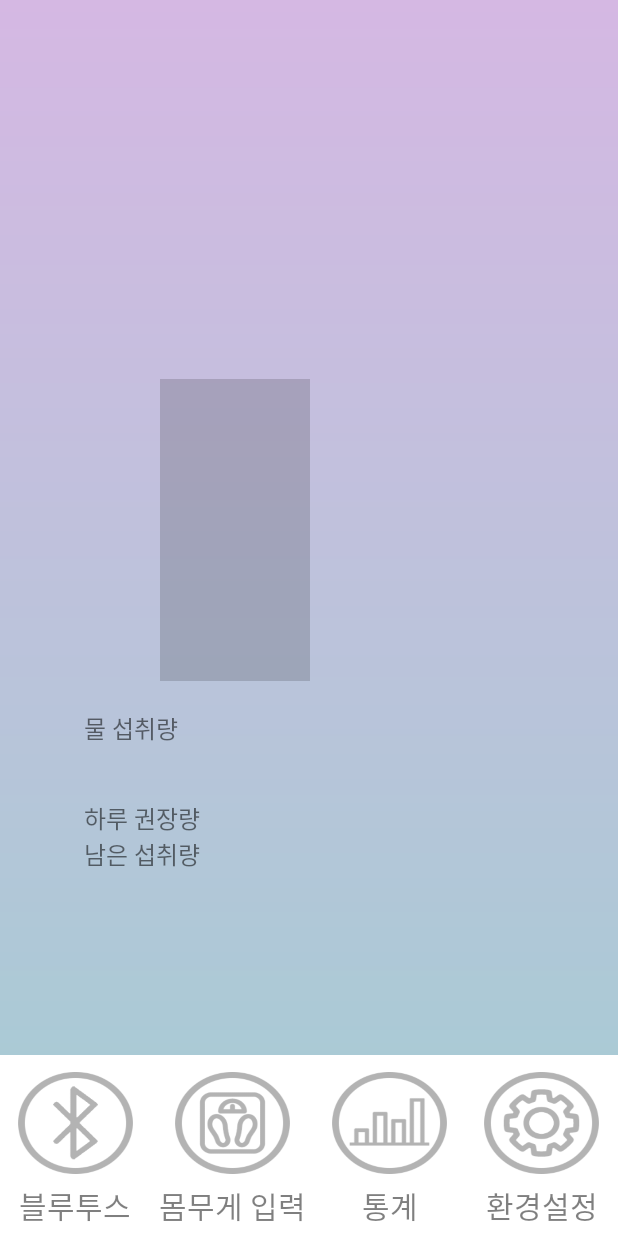
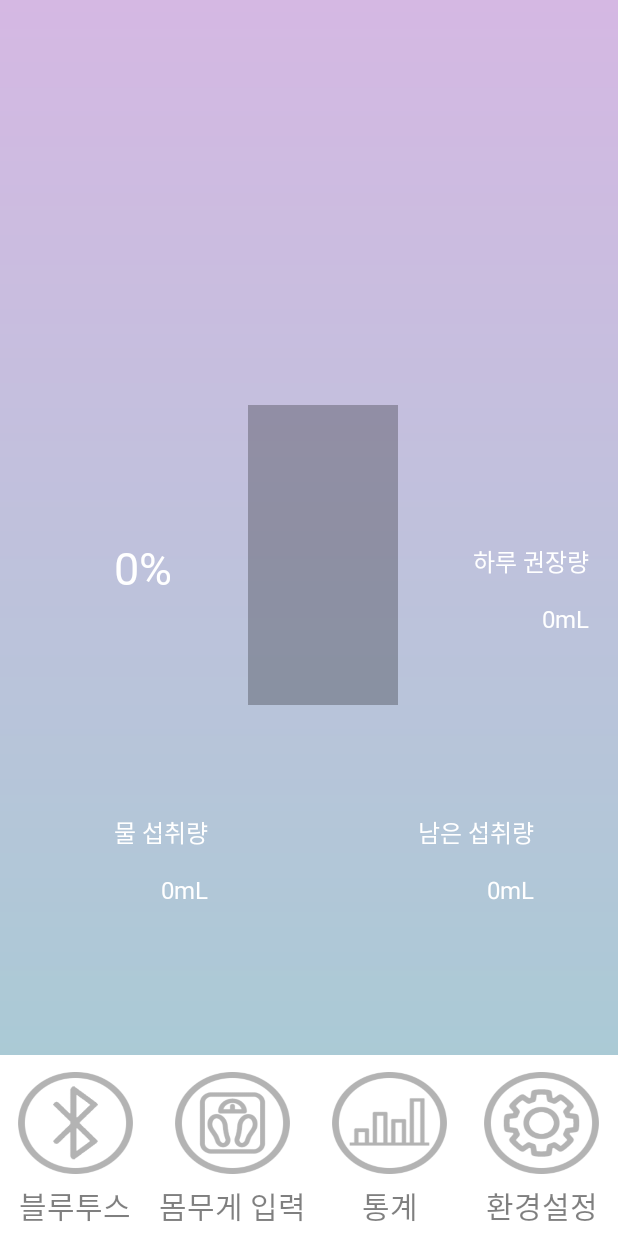
Before and after one commit to kimhm0728/WaterReminder, an Android app: the layout activity_main.xml on its own in the app's theme, with its tools: preview values and no code run, on a phone screen of 412 x 824 dp. Run offline under Robolectric (Android 15) with nearby library versions, the phone set to English and light mode, and no system bars.

```diff
--- /dev/null
+++ b/app/src/main/java/com/example/WaterCollect/IntakeReceiver.java
@@ -0,0 +1,17 @@
+package com.example.WaterCollect;
+
+import android.content.BroadcastReceiver;
+import android.content.Context;
+import android.content.Intent;
+import android.util.Log;
+
+import androidx.annotation.NonNull;
+
+public class IntakeReceiver extends BroadcastReceiver {
+    @Override
+    public void onReceive(@NonNull Context context, Intent intent) {
+        Log.e("test","test");
+        final MainActivity main = new MainActivity();
+        main.waterSum = 0;
+    }
+}
--- a/app/src/main/res/layout/activity_main.xml
+++ b/app/src/main/res/layout/activity_main.xml
@@ -4,19 +4,37 @@
     xmlns:tools="http://schemas.android.com/tools"
     android:layout_width="match_parent"
     android:layout_height="match_parent"
-    tools:context=".MainActivity"
     android:background="@drawable/gradient_main"
-    >
+    tools:context=".MainActivity">
+
+    <TextView
+        android:id="@+id/percent"
+        android:layout_width="wrap_content"
+        android:layout_height="wrap_content"
+        android:layout_marginStart="76dp"
+        android:fontFamily="@font/nanumsquareextrabold"
+        android:gravity="center_horizontal"
+        android:includeFontPadding="false"
+        android:text="0%"
+        android:textAlignment="center"
+        android:textColor="#ffffff"
+        android:textSize="30dp"
+        app:layout_constraintBottom_toBottomOf="parent"
+        app:layout_constraintStart_toStartOf="parent"
+        app:layout_constraintTop_toTopOf="@id/water_pBar"
+        app:layout_constraintVertical_bias="0.0" />
 
     <ProgressBar
         android:id="@+id/water_pBar"
         style="?android:attr/progressBarStyleHorizontal"
-        android:layout_width="201dp"
+        android:layout_width="200dp"
         android:layout_height="wrap_content"
-        android:layout_marginBottom="112dp"
+        android:layout_marginStart="8dp"
+        android:layout_marginBottom="204dp"
         android:gravity="center_horizontal"
-        android:progressTint="#325e7f"
         android:max="100"
+        android:progressBackgroundTint="#000000"
+        android:progressTint="#ffffff"
         android:rotation="270"
         android:scaleY="25"
         android:textAlignment="center"
@@ -24,50 +42,95 @@
         app:layout_constraintStart_toStartOf="@+id/water" />
 
     <TextView
+        android:id="@+id/waterText"
+        android:layout_width="wrap_content"
+        android:layout_height="wrap_content"
+        android:layout_marginStart="76dp"
+        android:fontFamily="@font/nanumsquareextrabold"
+        android:gravity="center_horizontal"
+        android:includeFontPadding="false"
+        android:text="@string/string1"
+        android:textAlignment="center"
+        android:textColor="#ffffff"
+        android:textSize="16sp"
+        app:layout_constraintBottom_toBottomOf="parent"
+        app:layout_constraintStart_toStartOf="parent"
+        app:layout_constraintTop_toTopOf="parent"
+        app:layout_constraintVertical_bias="0.678" />
+
+    <TextView
         android:id="@+id/water"
         android:layout_width="wrap_content"
         android:layout_height="wrap_content"
-        android:layout_marginStart="56dp"
-        android:gravity="center_horizontal"
-        android:text="@string/string1"
+        android:layout_marginTop="15dp"
+        android:fontFamily="@font/nanumsquareextrabold"
+        android:text="0mL"
         android:textAlignment="center"
+        android:textColor="#ffffff"
         android:textSize="16sp"
-        android:fontFamily="@font/nanumsquareextrabold"
-        android:includeFontPadding="false"
-        app:layout_constraintBottom_toBottomOf="parent"
-        app:layout_constraintStart_toStartOf="parent"
-        app:layout_constraintTop_toTopOf="parent"
-        app:layout_constraintVertical_bias="0.592" />
+        app:layout_constraintEnd_toEndOf="@+id/waterText"
+        app:layout_constraintTop_toBottomOf="@+id/waterText" />
+
 
     <TextView
-        android:id="@+id/day"
+        android:id="@+id/dayText"
         android:layout_width="wrap_content"
         android:layout_height="wrap_content"
-        android:layout_marginTop="36dp"
+        android:layout_marginStart="200dp"
         android:fontFamily="@font/nanumsquareextrabold"
         android:gravity="center_horizontal"
         android:includeFontPadding="false"
         android:text="@string/string2"
         android:textAlignment="center"
+        android:textColor="#ffffff"
         android:textSize="16sp"
-        app:layout_constraintStart_toStartOf="@+id/water"
-        app:layout_constraintTop_toBottomOf="@+id/water" />
+        app:layout_constraintStart_toStartOf="@id/water_pBar"
+        app:layout_constraintTop_toTopOf="@+id/percent" />
+
+    <TextView
+        android:id="@+id/day"
+        android:layout_width="wrap_content"
+        android:layout_height="0dp"
+        android:layout_marginTop="15dp"
+        android:fontFamily="@font/nanumsquareextrabold"
+        android:text="0mL"
+        android:textAlignment="center"
+        android:textColor="#ffffff"
+        android:textSize="16sp"
+        app:layout_constraintEnd_toEndOf="@+id/dayText"
+        app:layout_constraintTop_toBottomOf="@+id/dayText" />
+
+    <TextView
+        android:id="@+id/leftText"
+        android:layout_width="wrap_content"
+        android:layout_height="wrap_content"
+        android:layout_marginStart="140dp"
+        android:fontFamily="@font/nanumsquareextrabold"
+        android:gravity="center_horizontal"
+        android:includeFontPadding="false"
+        android:text="@string/string3"
+        android:textAlignment="center"
+        android:textColor="#ffffff"
+        android:textSize="16sp"
+        app:layout_constraintStart_toEndOf="@+id/waterText"
+        app:layout_constraintTop_toTopOf="@+id/waterText" />
 
     <TextView
         android:id="@+id/left"
         android:layout_width="wrap_content"
         android:layout_height="wrap_content"
-        android:layout_marginTop="60dp"
-        android:fontFamily="@font/nanumsquareextrabold"
-        android:gravity="center_horizontal"
-        android:includeFontPadding="false"
-        android:text="@string/string3"
+        android:text="0mL"
+        android:layout_marginTop="15dp"
         android:textAlignment="center"
+        android:textColor="#ffffff"
         android:textSize="16sp"
-        app:layout_constraintStart_toStartOf="@+id/water"
-        app:layout_constraintTop_toBottomOf="@+id/water" />
+        tools:layout_editor_absoluteX="376dp"
+        tools:layout_editor_absoluteY="590dp"
+        app:layout_constraintEnd_toEndOf="@+id/leftText"
+        app:layout_constraintTop_toBottomOf="@+id/leftText"/>
 
     <LinearLayout
+        android:id="@+id/linearLayout2"
         android:layout_width="match_parent"
         android:layout_height="wrap_content"
         android:background="#FFFFFF"
```
